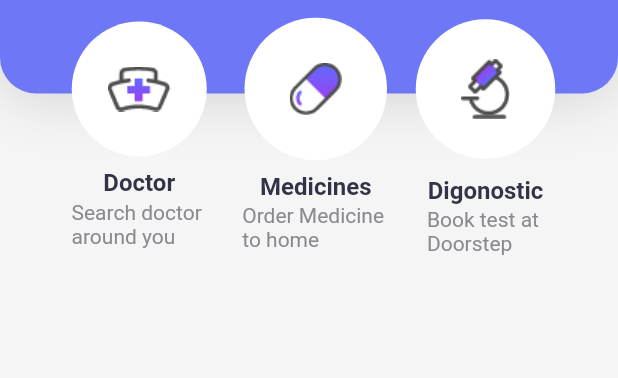
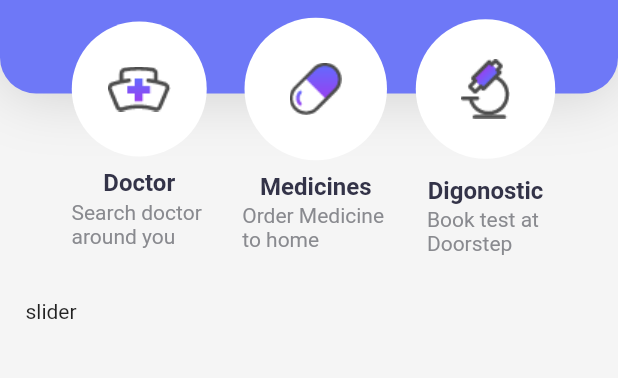
Before and after one commit to phucvo0709/Flutter-Medec, a Flutter app: the HomeScreen screen opened by its route, on a phone screen of 412 x 824 dp, the part 121-499 px from its top. Run offline on Flutter 3.47's test engine with Material 2 defaults, Android fonts, the phone set to English and light mode, and no system bars; our stand-ins replace flutter_spinkit, shared_preferences; accounts and stored records are empty.

Commit message:
add slider home screen

```diff
--- a/lib/screens/home_screen.dart
+++ b/lib/screens/home_screen.dart
@@ -20,6 +20,9 @@ class _HomeScreenState extends State<HomeScreen> {
       backgroundColor: Color(0xFFF5F5F5),
       body: Stack(
         children: <Widget>[
+          Column(
+            children: <Widget>[],
+          ),
           Container(
             height: 143.0,
             decoration: BoxDecoration(
@@ -200,6 +203,16 @@ class _HomeScreenState extends State<HomeScreen> {
               ],
             ),
           ),
+          Container(
+            child: Padding(
+              padding: EdgeInsets.fromLTRB(17.0, 280.0, 17.0, 48.0),
+              child: Column(
+                children: <Widget>[
+                  Text('slider'),
+                ],
+              ),
+            ),
+          ),
         ],
       ),
     );
```
